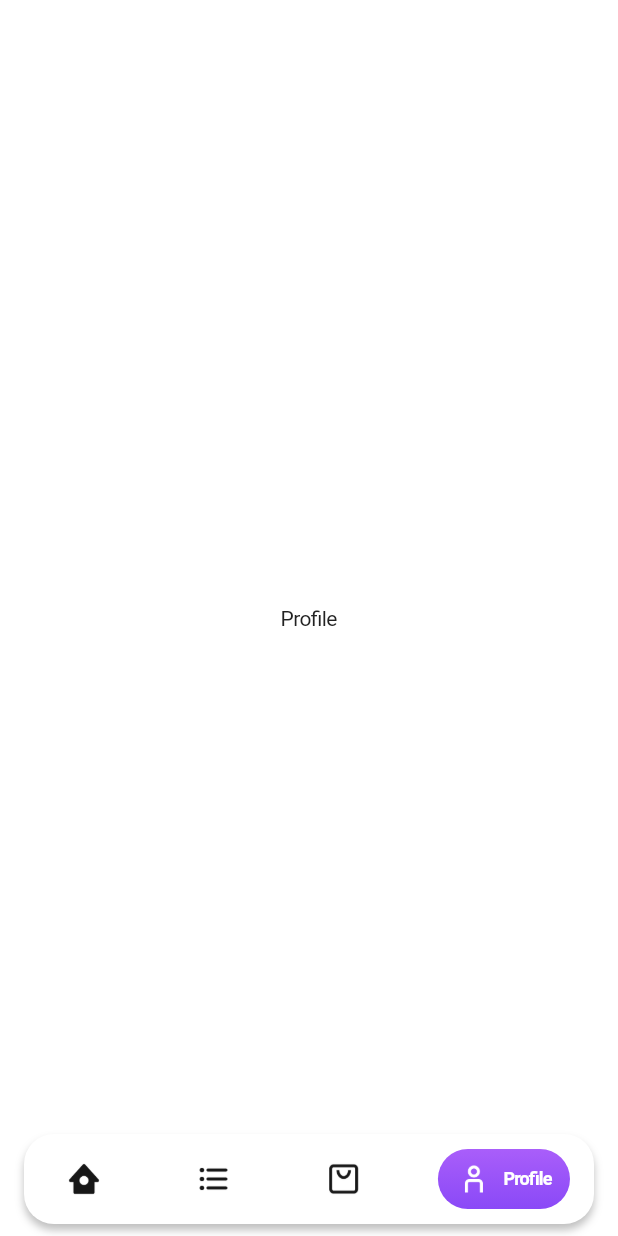
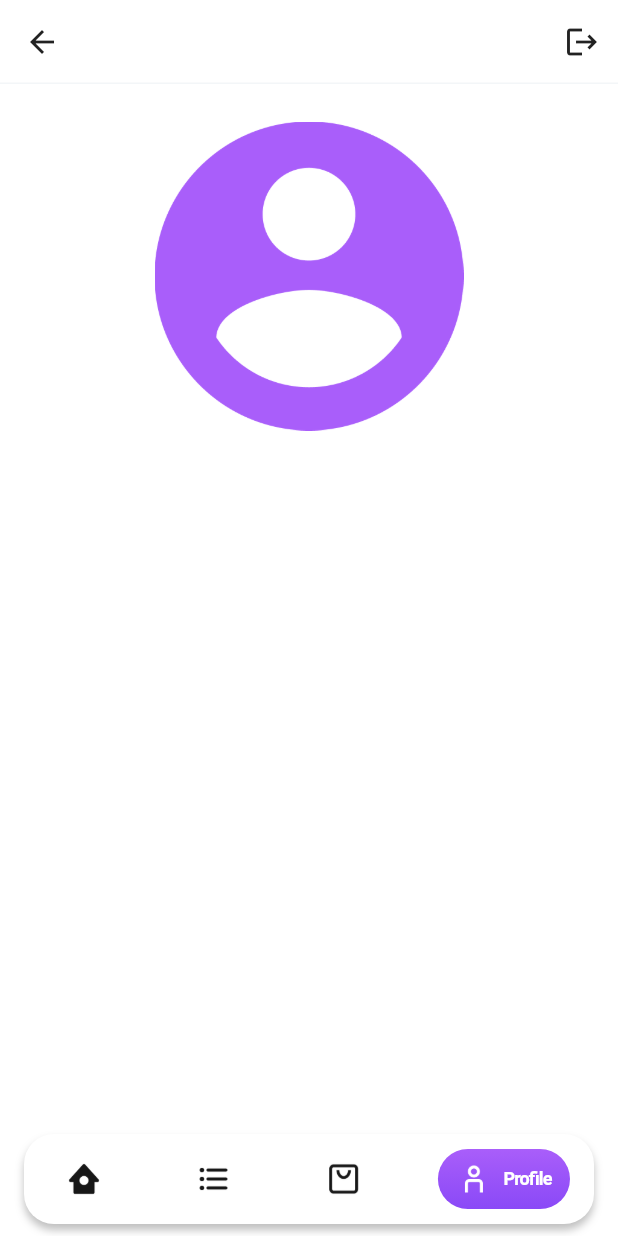
Before and after one commit to EgorShiryaev/ChairStore, a Flutter app: the HomeTabsPage screen opened by its route, item 4 of the bottom bar chosen, on a phone screen of 412 x 824 dp. Run offline on Flutter 3.47's test engine with Material 2 defaults, Android fonts, the phone set to English and light mode, and no system bars; our stand-ins replace firebase_auth, firebase_core, flutter_bloc, flutter_native_splash, flutter_secure_storage, get_it; accounts and stored records are empty.

Commit message:
add profile page

```diff
--- a/lib/ui/cubits/auth_cubit/auth_cubit.dart
+++ b/lib/ui/cubits/auth_cubit/auth_cubit.dart
@@ -71,6 +71,7 @@ class AuthCubit extends Cubit<AuthState> {
     }).catchError((error) {
       if (error is NoAuthDataException) {
         emit(UnAuthState());
+        return;
       }
 
       if (error is ExceptionWithUserData) {
--- a/lib/ui/pages/details_page.dart
+++ b/lib/ui/pages/details_page.dart
@@ -23,7 +23,7 @@ class DetailsPage extends StatelessWidget {
             tooltip: 'Cart',
             onPressed: () {},
             icon: const AssetIcon(iconName: 'cart'),
-          )
+          ),
         ],
         shape: const Border(),
         backgroundColor: detailsPageTheme.backgroundColor,
--- a/lib/ui/pages/home_tabs_page.dart
+++ b/lib/ui/pages/home_tabs_page.dart
@@ -1,3 +1,4 @@
+import 'package:chair_store/ui/pages/profile_page.dart';
 import 'package:flutter/material.dart';
 
 import '../../logic/models/navigation_tab_item.dart';
@@ -32,7 +33,7 @@ class _HomeTabsPageState extends State<HomeTabsPage> {
             HomePage(),
             Center(child: Text('Catalog')),
             Center(child: Text('Cart')),
-            Center(child: Text('Profile')),
+            ProfilePage(),
           ],
           selectedIndex: selectedIndex,
         ),
--- /dev/null
+++ b/lib/ui/pages/profile_page.dart
@@ -0,0 +1,43 @@
+import 'package:flutter/material.dart';
+import 'package:flutter_bloc/flutter_bloc.dart';
+
+import '../../logic/repositories/auth_repository.dart';
+import '../cubits/auth_cubit/auth_cubit.dart';
+import '../cubits/auth_cubit/auth_state.dart';
+import '../themes/list_view_theme.dart';
+import '../widgets/asset_icon.dart';
+import '../widgets/modals/error_modal.dart';
+import '../widgets/profile_page/profile_page_body.dart';
+import 'login_page.dart';
+
+class ProfilePage extends StatelessWidget {
+  const ProfilePage({super.key});
+
+  @override
+  Widget build(BuildContext context) {
+
+    return Scaffold(
+      appBar: AppBar(
+        actions: [
+          IconButton(
+            tooltip: 'Logout',
+            onPressed: () {
+              BlocProvider.of<AuthCubit>(context).logout();
+            },
+            icon: const Icon(Icons.logout),
+          ),
+        ],
+      ),
+      body: BlocListener<AuthCubit, AuthState>(
+        listener: (context, state) {
+          if (state is UnAuthState) {
+            Navigator.pushReplacementNamed(context, LoginPage.routeName);
+          } else if (state is ErrorAuthState) {
+            ErrorModal.show(context, message: state.message);
+          }
+        },
+        child: const ProfilePageBody()
+      ),
+    );
+  }
+}
--- /dev/null
+++ b/lib/ui/widgets/profile_page/profile_page_body.dart
@@ -0,0 +1,41 @@
+import 'package:flutter/material.dart';
+
+import '../../../logic/repositories/auth_repository.dart';
+import '../../themes/list_view_theme.dart';
+import '../asset_icon.dart';
+
+class ProfilePageBody extends StatelessWidget {
+  const ProfilePageBody({super.key});
+
+  @override
+  Widget build(BuildContext context) {
+    final listViewTheme = Theme.of(context).extension<ListViewTheme>()!;
+    final textTheme = Theme.of(context).textTheme;
+    return LayoutBuilder(
+      builder: (context, constrains) {
+        final iconSize = constrains.maxHeight > constrains.maxWidth
+            ? constrains.maxWidth / 2
+            : constrains.maxHeight / 2;
+        return ListView(
+          padding: listViewTheme.padding.copyWith(top: 25),
+          children: [
+            AssetIcon(
+              iconName: 'person',
+              color: Theme.of(context).colorScheme.tertiary,
+              size: iconSize,
+            ),
+            if (userEmail != null)
+              Center(
+                child: Padding(
+                  padding: EdgeInsets.only(
+                    top: listViewTheme.paddingBetweenElements,
+                  ),
+                  child: Text(userEmail!, style: textTheme.headlineMedium),
+                ),
+              )
+          ],
+        );
+      },
+    );
+  }
+}
```
Also changed, not shown: lib/logic/repositories/auth_repository.dart (+9 -3 lines), lib/ui/pages/login_page.dart (+8 -6 lines), lib/ui/pages/sign_up_page.dart (+10 -8 lines), assets/icons/person.png (added).
